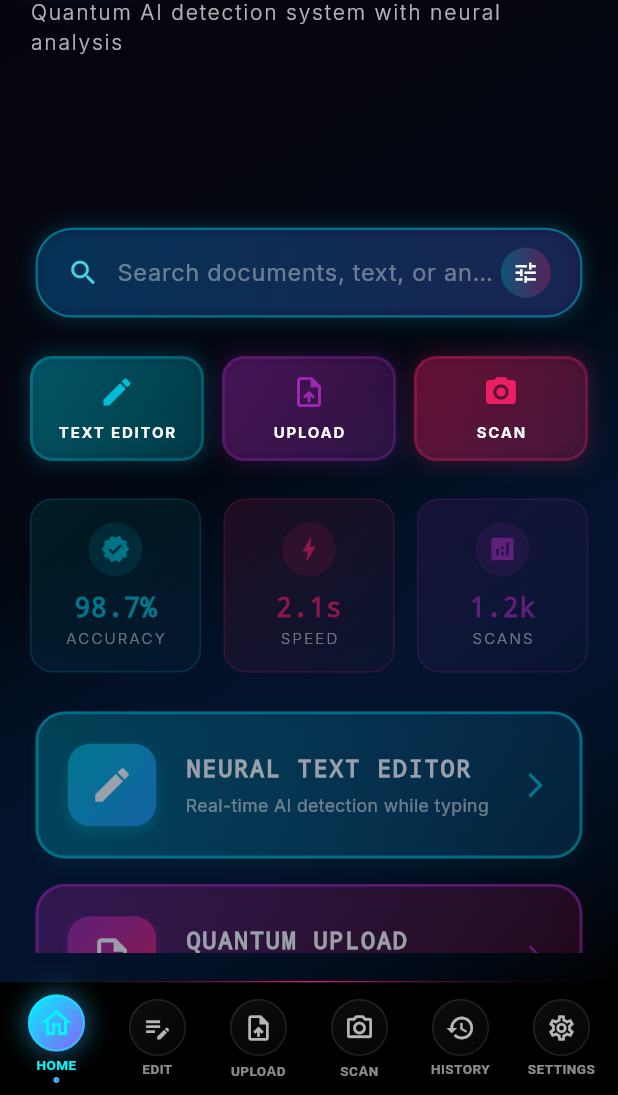
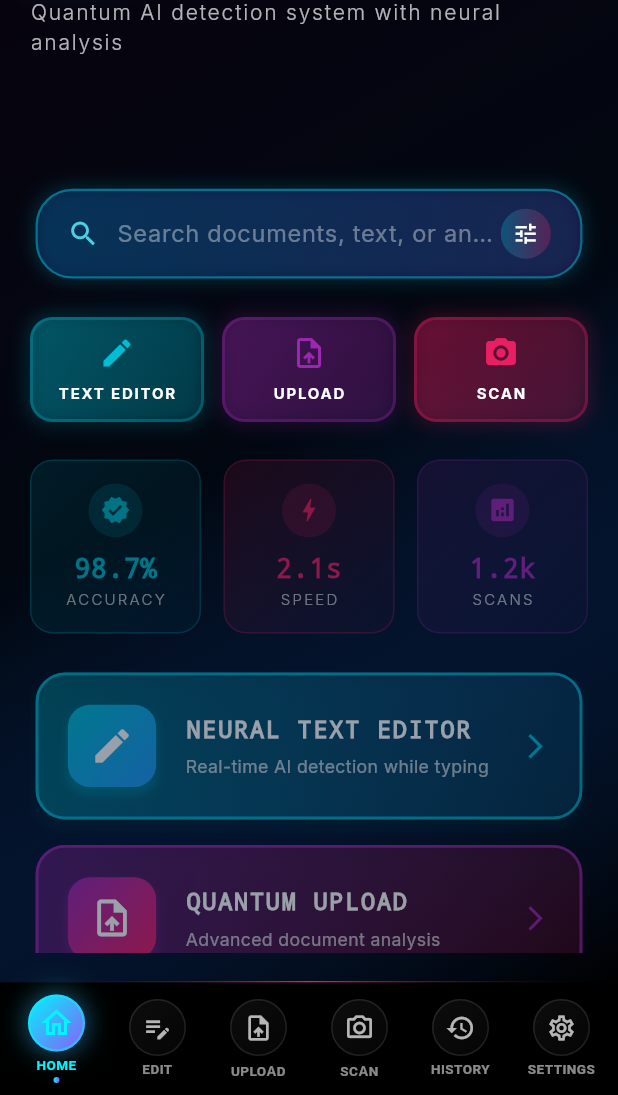
Before and after one commit to Ascalon984/Neural-Detector, a Flutter app: the screen it shows after launch, on a phone screen of 412 x 824 dp, the part 141-1236 px from its top. Run offline on Flutter 3.47's test engine with Material 3 defaults, Android fonts, the light colour scheme and no system bars; our stand-ins replace camera, csv, file_picker, flutter_animate, google_fonts and 2 more; missing offline and left inert: dart:ffi, dart:html, excel, google_mlkit_text_recognition.

```diff
--- a/lib/screens/home_screen.dart
+++ b/lib/screens/home_screen.dart
@@ -104,7 +104,7 @@ class _HomeScreenState extends State<HomeScreen>
                   ),
 
             // increase spacing so the search/quick-actions block doesn't crowd the subtitle
-            const SizedBox(height: 44),
+            const SizedBox(height: 18),
 
                   // Search bar futuristik
                   _buildSearchBar(),
```
